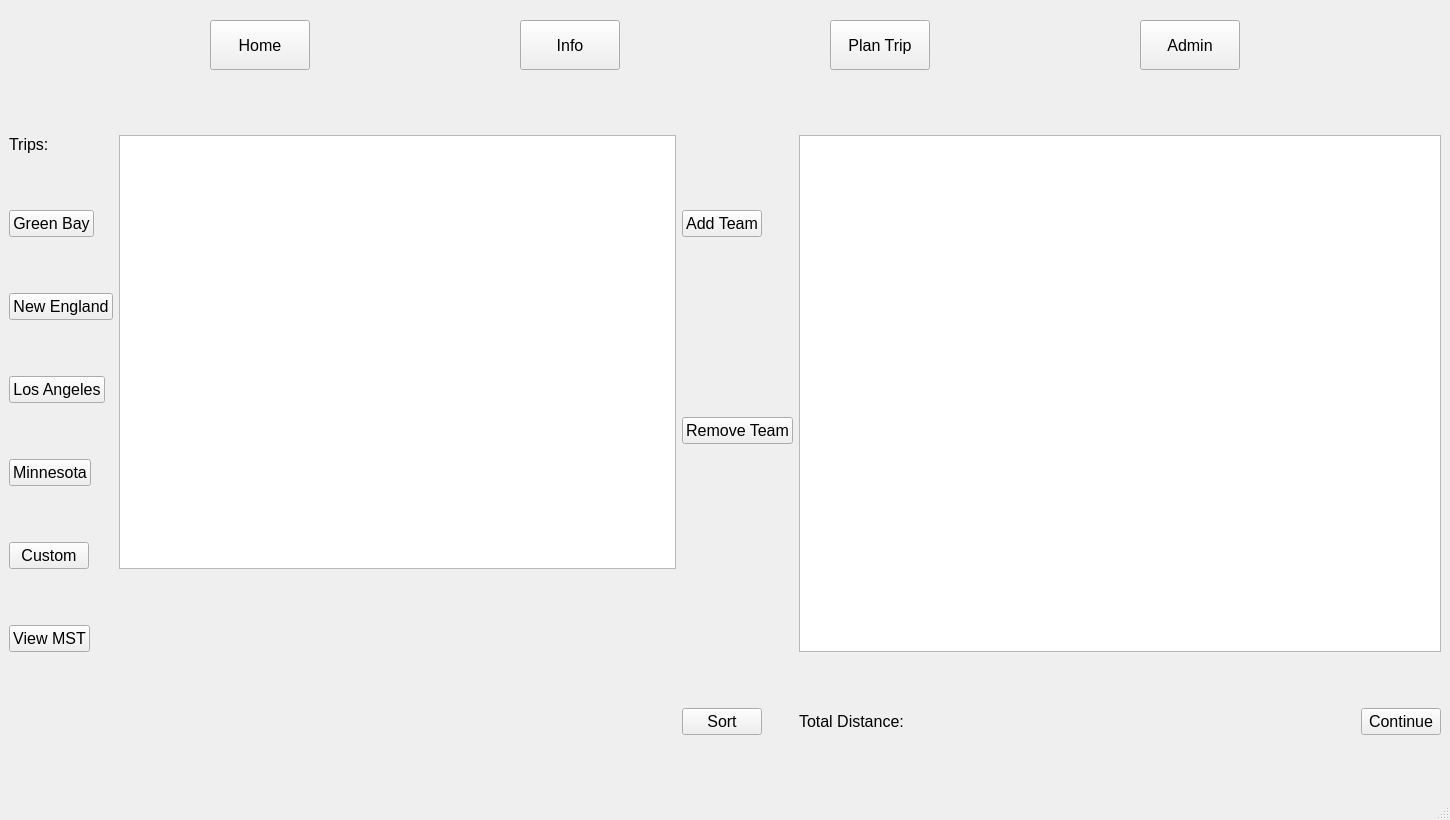
kboniadi/Lets_Play_Football, file qt/app/mainwindow.ui: the form before one commit.
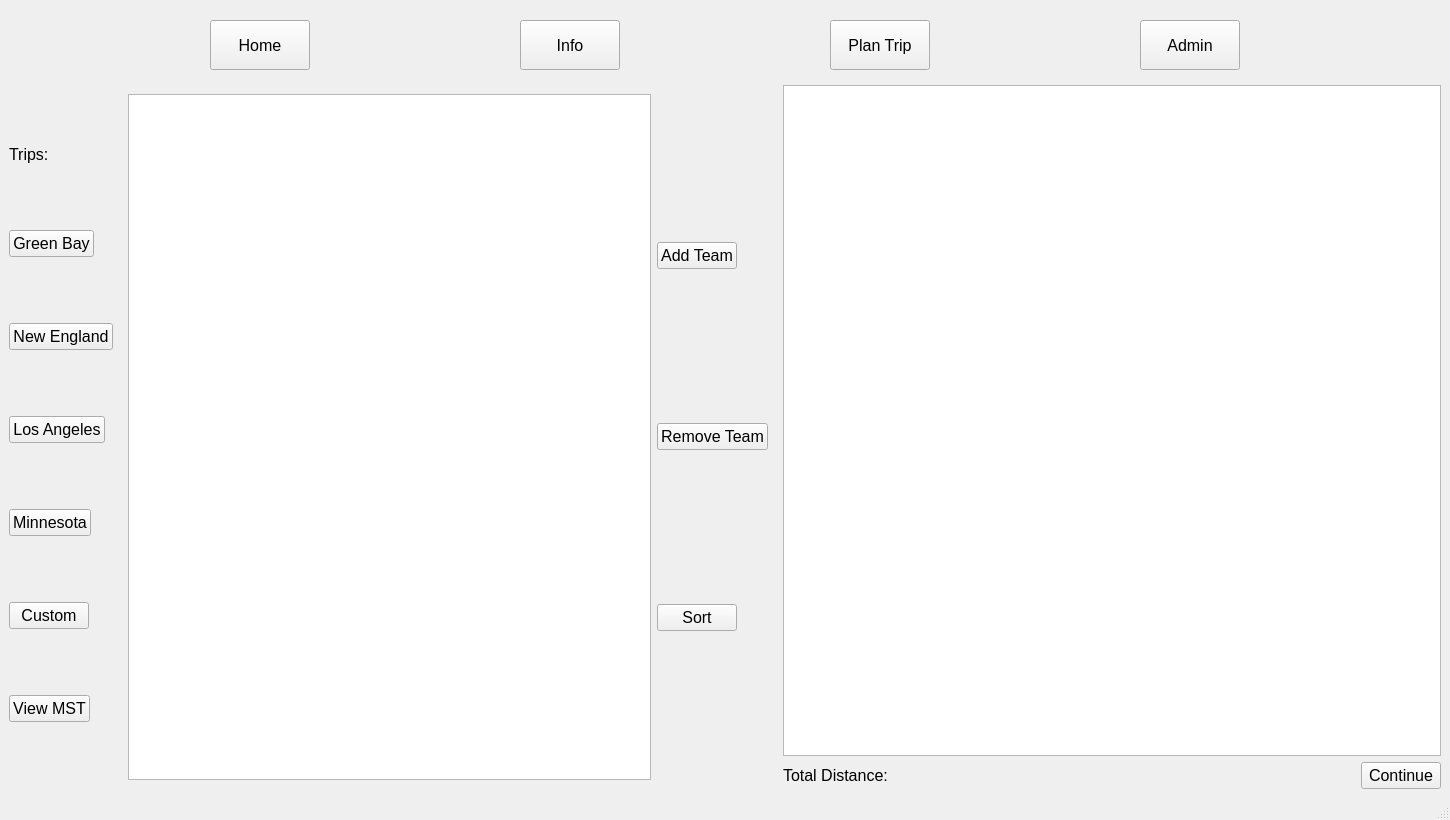
The form after the commit. The open tabs and pages were chosen to show the change.

Commit message:
navigation implemented
TO DO:
initialize pages
show/hides
enable/disables

```diff
--- a/qt/app/mainwindow.ui
+++ b/qt/app/mainwindow.ui
@@ -416,7 +416,47 @@
        </layout>
       </widget>
       <widget class="QWidget" name="page_PLAN">
-       <layout class="QGridLayout" name="gridLayout_3">
+       <layout class="QGridLayout" name="gridLayout_plan_2">
+        <item row="0" column="0">
+         <layout class="QGridLayout" name="gridLayout_plan">
+          <item row="0" column="0">
+           <layout class="QGridLayout" name="gridLayout_plan_teams">
+            <item row="5" column="0">
+             <widget class="QPushButton" name="pushButton_plan_custom">
+              <property name="sizePolicy">
+               <sizepolicy hsizetype="Fixed" vsizetype="Fixed">
+                <horstretch>0</horstretch>
+                <verstretch>0</verstretch>
+               </sizepolicy>
+              </property>
+              <property name="font">
+               <font>
+                <pointsize>12</pointsize>
+               </font>
+              </property>
+              <property name="text">
+               <string>Custom</string>
+              </property>
+             </widget>
+            </item>
+            <item row="1" column="0">
+             <widget class="QPushButton" name="pushButton_plan_packers">
+              <property name="sizePolicy">
+               <sizepolicy hsizetype="Fixed" vsizetype="Fixed">
+                <horstretch>0</horstretch>
+                <verstretch>0</verstretch>
+               </sizepolicy>
+              </property>
+              <property name="font">
+               <font>
+                <pointsize>12</pointsize>
+               </font>
+              </property>
+              <property name="text">
+               <string>Green Bay</string>
+              </property>
+             </widget>
+            </item>
         <item row="6" column="0">
          <widget class="QPushButton" name="pushButton_plan_MST">
           <property name="sizePolicy">
@@ -435,6 +475,24 @@
           </property>
          </widget>
         </item>
+            <item row="0" column="0">
+             <widget class="QLabel" name="label_plan_trips">
+              <property name="sizePolicy">
+               <sizepolicy hsizetype="Fixed" vsizetype="Fixed">
+                <horstretch>0</horstretch>
+                <verstretch>0</verstretch>
+               </sizepolicy>
+              </property>
+              <property name="font">
+               <font>
+                <pointsize>12</pointsize>
+               </font>
+              </property>
+              <property name="text">
+               <string>Trips:</string>
+              </property>
+             </widget>
+            </item>
         <item row="4" column="0">
          <widget class="QPushButton" name="pushButton_plan_vikings">
           <property name="sizePolicy">
@@ -453,8 +511,8 @@
           </property>
          </widget>
         </item>
-        <item row="5" column="0">
-         <widget class="QPushButton" name="pushButton_plan_custom">
+            <item row="2" column="0">
+             <widget class="QPushButton" name="pushButton_plan_patriots">
           <property name="sizePolicy">
            <sizepolicy hsizetype="Fixed" vsizetype="Fixed">
             <horstretch>0</horstretch>
@@ -467,13 +525,10 @@
            </font>
           </property>
           <property name="text">
-           <string>Custom</string>
+               <string>New England</string>
           </property>
          </widget>
         </item>
-        <item row="0" column="3" rowspan="7" colspan="2">
-         <widget class="QTableWidget" name="tableWidget_plan_route"/>
-        </item>
         <item row="3" column="0">
          <widget class="QPushButton" name="pushButton_plan_rams">
           <property name="sizePolicy">
@@ -492,71 +547,11 @@
           </property>
          </widget>
         </item>
-        <item row="1" column="0">
-         <widget class="QPushButton" name="pushButton_plan_packers">
-          <property name="sizePolicy">
-           <sizepolicy hsizetype="Fixed" vsizetype="Fixed">
-            <horstretch>0</horstretch>
-            <verstretch>0</verstretch>
-           </sizepolicy>
-          </property>
-          <property name="font">
-           <font>
-            <pointsize>12</pointsize>
-           </font>
-          </property>
-          <property name="text">
-           <string>Green Bay</string>
-          </property>
-         </widget>
-        </item>
-        <item row="3" column="2" rowspan="2">
-         <widget class="QPushButton" name="pushButton_plan_remove">
-          <property name="sizePolicy">
-           <sizepolicy hsizetype="Fixed" vsizetype="Fixed">
-            <horstretch>0</horstretch>
-            <verstretch>0</verstretch>
-           </sizepolicy>
-          </property>
-          <property name="font">
-           <font>
-            <pointsize>12</pointsize>
-           </font>
-          </property>
-          <property name="text">
-           <string>Remove Team</string>
-          </property>
-         </widget>
-        </item>
-        <item row="0" column="1" rowspan="6">
-         <widget class="QTableWidget" name="tableWidget_plan_teams">
-          <property name="sizePolicy">
-           <sizepolicy hsizetype="Preferred" vsizetype="Preferred">
-            <horstretch>0</horstretch>
-            <verstretch>0</verstretch>
-           </sizepolicy>
-          </property>
-         </widget>
-        </item>
-        <item row="2" column="0">
-         <widget class="QPushButton" name="pushButton_plan_patriots">
-          <property name="sizePolicy">
-           <sizepolicy hsizetype="Fixed" vsizetype="Fixed">
-            <horstretch>0</horstretch>
-            <verstretch>0</verstretch>
-           </sizepolicy>
-          </property>
-          <property name="font">
-           <font>
-            <pointsize>12</pointsize>
-           </font>
-          </property>
-          <property name="text">
-           <string>New England</string>
-          </property>
-         </widget>
-        </item>
-        <item row="7" column="4">
+           </layout>
+          </item>
+          <item row="0" column="2">
+           <layout class="QGridLayout" name="gridLayout_plan_route">
+            <item row="1" column="1">
          <widget class="QPushButton" name="pushButton_plan_continue">
           <property name="sizePolicy">
            <sizepolicy hsizetype="Fixed" vsizetype="Fixed">
@@ -574,25 +569,39 @@
           </property>
          </widget>
         </item>
-        <item row="0" column="0">
-         <widget class="QLabel" name="label_plan_trips">
-          <property name="sizePolicy">
-           <sizepolicy hsizetype="Fixed" vsizetype="Fixed">
-            <horstretch>0</horstretch>
-            <verstretch>0</verstretch>
-           </sizepolicy>
-          </property>
+            <item row="1" column="0">
+             <widget class="QLabel" name="label_plan_distance">
           <property name="font">
            <font>
             <pointsize>12</pointsize>
            </font>
           </property>
           <property name="text">
-           <string>Trips:</string>
+               <string>Total Distance: </string>
           </property>
          </widget>
         </item>
-        <item row="1" column="2">
+            <item row="0" column="0" colspan="2">
+             <widget class="QTableWidget" name="tableWidget_plan_route"/>
+            </item>
+           </layout>
+          </item>
+          <item row="0" column="1">
+           <widget class="QWidget" name="gridWidget_plan_custom" native="true">
+            <layout class="QGridLayout" name="gridLayout_plan_custom">
+             <item row="0" column="0">
+              <widget class="QTableWidget" name="tableWidget_plan_custom">
+               <property name="sizePolicy">
+                <sizepolicy hsizetype="Preferred" vsizetype="Expanding">
+                 <horstretch>0</horstretch>
+                 <verstretch>0</verstretch>
+                </sizepolicy>
+               </property>
+              </widget>
+             </item>
+             <item row="0" column="1">
+              <layout class="QGridLayout" name="gridLayout_plan_custom_buttons">
+               <item row="0" column="0">
          <widget class="QPushButton" name="pushButton_plan_add">
           <property name="sizePolicy">
            <sizepolicy hsizetype="Fixed" vsizetype="Fixed">
@@ -610,19 +619,25 @@
           </property>
          </widget>
         </item>
-        <item row="7" column="3">
-         <widget class="QLabel" name="label_plan_distance">
+               <item row="1" column="0">
+                <widget class="QPushButton" name="pushButton_plan_remove">
+                 <property name="sizePolicy">
+                  <sizepolicy hsizetype="Fixed" vsizetype="Fixed">
+                   <horstretch>0</horstretch>
+                   <verstretch>0</verstretch>
+                  </sizepolicy>
+                 </property>
           <property name="font">
            <font>
             <pointsize>12</pointsize>
            </font>
           </property>
           <property name="text">
-           <string>Total Distance: </string>
+                  <string>Remove Team</string>
           </property>
          </widget>
         </item>
-        <item row="7" column="2">
+               <item row="2" column="0">
          <widget class="QPushButton" name="pushButton_plan_sort">
           <property name="sizePolicy">
            <sizepolicy hsizetype="Fixed" vsizetype="Fixed">
@@ -641,6 +656,13 @@
          </widget>
         </item>
        </layout>
+             </item>
+            </layout>
+           </widget>
+          </item>
+         </layout>
+        </item>
+       </layout>
       </widget>
       <widget class="QWidget" name="page_POS">
        <layout class="QGridLayout" name="gridLayout_12">
```
Left out of the diff: 30 changed lines with no effect on the pictures. Lines whose indentation alone changed are shown as unchanged. The commit also changes 2 other files.
